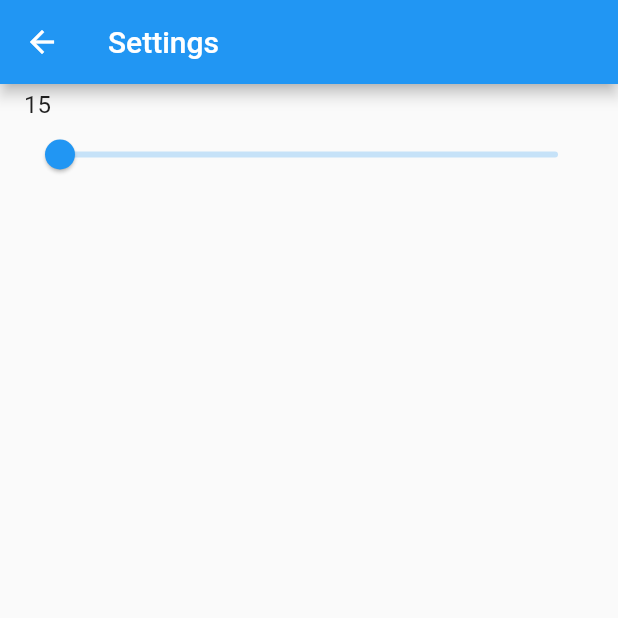
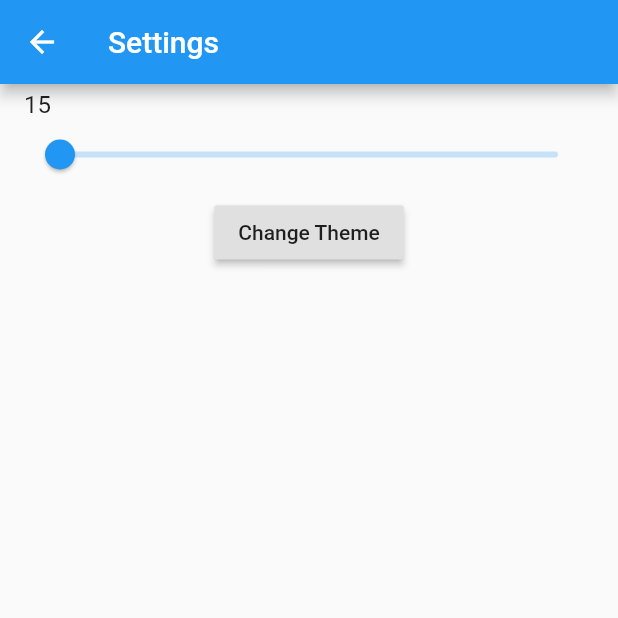
Before and after one commit to hifiaz/youtube-devindo, a Flutter app: the screen it shows after launch, after a tap on the "settings" icon, on a phone screen of 412 x 824 dp, the top half of it. Run offline on Flutter 3.47's test engine with Material 2 defaults, Android fonts, the phone set to English and light mode, and no system bars.

Commit message:
theme dark

```diff
--- /dev/null
+++ b/exploreprovider/lib/data/theme.dart
@@ -0,0 +1,34 @@
+import 'package:flutter/material.dart';
+
+enum MyTheme { light, dark }
+
+class ThemeNotifier with ChangeNotifier {
+  static List<ThemeData> themes = [
+    ThemeData(
+      brightness: Brightness.light,
+      primarySwatch: Colors.blue,
+    ),
+    ThemeData(
+      brightness: Brightness.dark,
+      primarySwatch: Colors.blue,
+    ),
+  ];
+
+  MyTheme _current = MyTheme.light;
+  ThemeData _currentTheme = themes[0];
+
+  void switchTheme() => currentTheme == MyTheme.light
+      ? currentTheme = MyTheme.dark
+      : currentTheme = MyTheme.light;
+
+  set currentTheme(theme) {
+    if (theme != null) {
+      _current = theme;
+      _currentTheme = _current == MyTheme.light ? themes[0] : themes[1];
+      notifyListeners();
+    }
+  }
+
+  get currentTheme => _current;
+  get curretThemeData => _currentTheme;
+}
--- a/exploreprovider/lib/main.dart
+++ b/exploreprovider/lib/main.dart
@@ -1,24 +1,21 @@
+import 'package:exploreprovider/data/theme.dart';
 import 'package:exploreprovider/data/uiset.dart';
 import 'package:exploreprovider/ui/home.dart';
 import 'package:flutter/material.dart';
 import 'package:provider/provider.dart';
 
-void main() => runApp(MyApp());
+void main() => runApp(MultiProvider(providers: [
+      ChangeNotifierProvider(builder: (_) => UiSet()),
+      ChangeNotifierProvider(builder: (_) => ThemeNotifier()),
+    ], child: MyApp()));
 
 class MyApp extends StatelessWidget {
   @override
   Widget build(BuildContext context) {
-    return MultiProvider(
-      providers: [
-        ChangeNotifierProvider(builder: (_) => UiSet()),
-      ],
-      child: MaterialApp(
-        title: 'Flutter Demo',
-        theme: ThemeData(
-          primarySwatch: Colors.blue,
-        ),
-        home: Home(),
-      ),
+    return MaterialApp(
+      title: 'Flutter Demo',
+      theme: Provider.of<ThemeNotifier>(context).curretThemeData,
+      home: Home(),
     );
   }
 }
--- a/exploreprovider/lib/ui/settings.dart
+++ b/exploreprovider/lib/ui/settings.dart
@@ -1,3 +1,4 @@
+import 'package:exploreprovider/data/theme.dart';
 import 'package:exploreprovider/data/uiset.dart';
 import 'package:flutter/material.dart';
 import 'package:provider/provider.dart';
@@ -26,20 +27,13 @@ class _SettingsState extends State<Settings> {
                 ui.fontSize = newValue;
               },
             ),
+          ),
+          RaisedButton(
+            child: Text('Change Theme'),
+            onPressed: () => Provider.of<ThemeNotifier>(context).switchTheme() ,
           )
         ],
       ),
     );
   }
 }
-
-// ListTile(
-// contentPadding: EdgeInsets.only(top: 10, right: 30, left: 15),
-// itle: Text('Font Size'),
-// subtitle: Slider(
-// min: 0.5,
-// value: ui.sliderFontSize,
-//  onChanged: (newValue) => ui.fontSize = newValue,
-// ),
-// trailing: Text('${ui.fontSize.toInt()}'),
-// ),
```
Also changed, not shown: exploreprovider/pubspec.lock.
